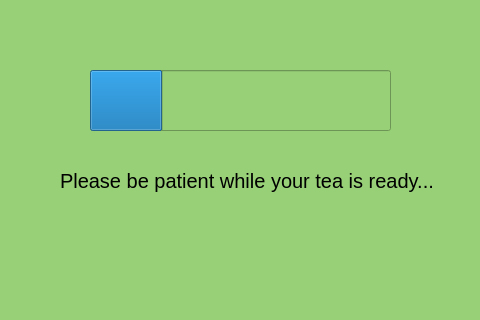
Qt form perfectea_gui/title_scr.ui (Charlie1qa/PerfecTea) before a commit.
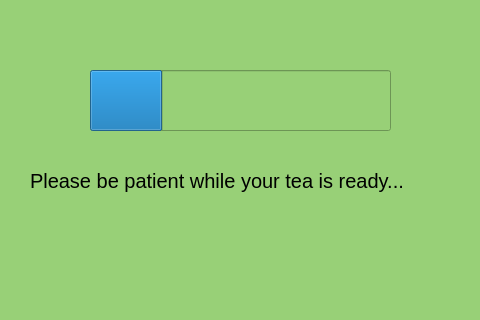
The same form after that commit. Icons and pictures are not drawn.

Commit message: testing motor control

What changed in the file:
```diff
--- a/perfectea_gui/title_scr.ui
+++ b/perfectea_gui/title_scr.ui
@@ -380,9 +380,9 @@
      <widget class="QLabel" name="label_7">
       <property name="geometry">
        <rect>
-        <x>60</x>
+        <x>30</x>
         <y>140</y>
-        <width>381</width>
+        <width>441</width>
         <height>81</height>
        </rect>
       </property>
```
The commit also changes 1 other file.
